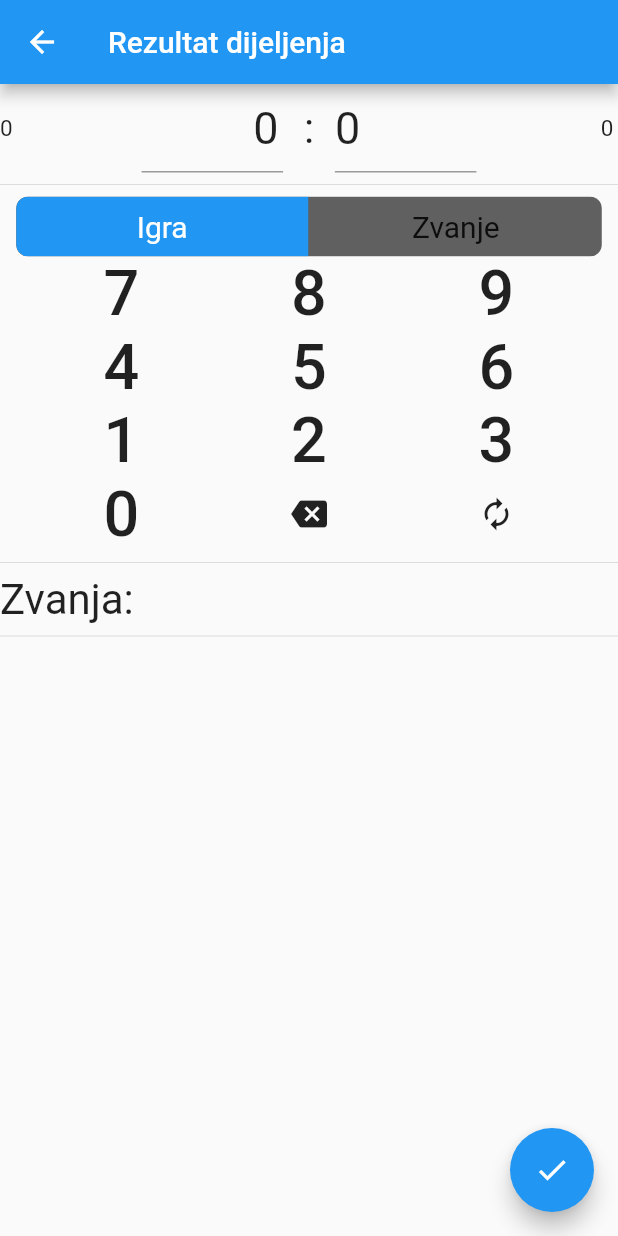
After one commit to mvucko/Najkul_bela_blok, a Flutter app: the screen it shows after launch, after a tap on the "add" icon, on a phone screen of 412 x 824 dp. The commit adds this screen. Run offline on Flutter 3.47's test engine with Material 2 defaults, Android fonts, the phone set to English and light mode, and no system bars; drawn by our look-alikes of toggle_switch.

Commit message:
Basic functionalities implemented

```diff
--- /dev/null
+++ b/lib/Unos.dart
@@ -0,0 +1,223 @@
+import 'package:flutter/cupertino.dart';
+import 'package:flutter/material.dart';
+import 'package:flutter/rendering.dart';
+import 'package:flutter/services.dart';
+import 'package:layout/partija.dart';
+import 'package:toggle_switch/toggle_switch.dart';
+
+class Unos extends StatelessWidget{
+  Partija trenutna=new Partija();
+  Unos(Partija){
+    trenutna=Partija;
+    miTxt.text='0';
+    viTxt.text='0';
+    miZvanjeTxt.text='0';
+    viZvanjeTxt.text='0';
+  }
+  TextEditingController miTxt=TextEditingController();
+  TextEditingController viTxt=TextEditingController();
+  TextEditingController miZvanjeTxt=TextEditingController();
+  TextEditingController viZvanjeTxt=TextEditingController();
+
+  int aktivna=0;
+  bool mod=false;
+  @override
+  Widget build(BuildContext context) {
+    return Scaffold(
+      appBar: AppBar(
+        title: Text('Rezultat dijeljenja'),
+      ),
+
+      floatingActionButton: FloatingActionButton(onPressed:(){
+        upisiRundu();
+
+        Navigator.pop(context);
+      },
+          child: Icon(Icons.check)),
+
+      body: Column(
+        children: [Row(
+          mainAxisAlignment: MainAxisAlignment.spaceBetween,
+          children: [Expanded(
+            //width: 100, // do it in both Container
+              child: TextField(
+
+                controller: miZvanjeTxt,
+                onTap: (){
+                  aktivna=1;
+
+                },
+                readOnly: true,
+                decoration: null,
+
+                keyboardType: TextInputType.number,
+                inputFormatters: <TextInputFormatter>[
+                  // FilteringTextInputFormatter.allow(RegExp(r'[0-9]')),
+                ],
+                style: TextStyle(
+                  fontSize: 15,),
+                textAlign: TextAlign.left,)),
+            Expanded(
+            //width: 100, // do it in both Container
+            child: TextField(
+
+              controller: miTxt,
+              onTap: (){
+                aktivna=1;
+
+              },
+              readOnly: true,
+              keyboardType: TextInputType.number,
+              inputFormatters: <TextInputFormatter>[
+               // FilteringTextInputFormatter.allow(RegExp(r'[0-9]')),
+              ],
+              style: TextStyle(
+              fontSize: 30,),
+              textAlign: TextAlign.right,)),
+        Text('  :  ', textScaleFactor: 2,),
+            Expanded(
+              //width: 100, // do it in both Container
+                child: TextField(
+
+                  onTap: (){
+                    aktivna=2;
+                  },
+
+                  readOnly: true,
+                  controller: viTxt,
+                  inputFormatters: <TextInputFormatter>[
+                    FilteringTextInputFormatter.allow(RegExp(r'[0-9]')),
+                  ],
+                  style: TextStyle(
+                    fontSize: 30,),
+                  textAlign: TextAlign.left,)),
+
+            Expanded(
+              //width: 100, // do it in both Container
+                child: TextField(
+
+                  controller: viZvanjeTxt,
+                  onTap: (){
+                    aktivna=1;
+
+                  },
+                  readOnly: true,
+                  decoration: null,
+                  keyboardType: TextInputType.number,
+                  inputFormatters: <TextInputFormatter>[
+                    // FilteringTextInputFormatter.allow(RegExp(r'[0-9]')),
+                  ],
+                  style: TextStyle(
+                    fontSize: 15,),
+                  textAlign: TextAlign.right,)),],
+        )
+
+        ,
+        Divider(),
+        Row(
+          mainAxisAlignment: MainAxisAlignment.spaceEvenly,
+          children: [
+            ToggleSwitch(labels: ['Igra', 'Zvanje'], initialLabelIndex: 0, fontSize: 20, minWidth: MediaQuery.of(context).size.width, onToggle: (index){
+              if(index==0) mod=false;
+              else mod=true;
+            },)
+          ],
+          )
+          ,
+        Row(
+            mainAxisAlignment: MainAxisAlignment.spaceEvenly ,
+            children: [
+              FlatButton(onPressed: (){dodajRez(7);}, child: Text('7', textScaleFactor: 3,)),
+              FlatButton(onPressed: (){dodajRez(8);}, child: Text('8', textScaleFactor: 3,)),
+              FlatButton(onPressed: (){dodajRez(9);}, child: Text('9', textScaleFactor: 3,))]),
+        Row(
+            mainAxisAlignment: MainAxisAlignment.spaceEvenly ,
+            children: [
+              FlatButton(onPressed: (){dodajRez(4);}, child: Text('4', textScaleFactor: 3,)),
+              FlatButton(onPressed: (){dodajRez(5);}, child: Text('5', textScaleFactor: 3,)),
+              FlatButton(onPressed: (){dodajRez(6);}, child: Text('6', textScaleFactor: 3,))]),
+        Row(
+            mainAxisAlignment: MainAxisAlignment.spaceEvenly ,
+            children: [
+              FlatButton(onPressed: (){dodajRez(1);}, child: Text('1', textScaleFactor: 3,)),
+              FlatButton(onPressed: (){dodajRez(2);}, child: Text('2', textScaleFactor: 3,)),
+              FlatButton(onPressed: (){dodajRez(3);}, child: Text('3', textScaleFactor: 3,))]),
+        Row(
+          mainAxisAlignment: MainAxisAlignment.spaceEvenly ,
+          children: [
+            FlatButton(onPressed: (){dodajRez(0);}, child: Text('0', textScaleFactor: 3,)),
+            FlatButton(onPressed: (){dodajRez(-1);}, child: Icon(Icons.backspace)),
+            FlatButton(onPressed: (){dodajRez(-2);}, child: Icon(Icons.autorenew))],
+
+        ), Divider(),
+          Row(children: [Text('Zvanja:',textScaleFactor: 2,)]),
+          Divider(),
+
+        ]
+
+      ),
+
+    );
+  }
+
+  void dodajRez(int num) {
+    int mi=int.tryParse(miTxt.text);
+    int vi=int.tryParse(viTxt.text);
+    int miZvanje=int.tryParse(miZvanjeTxt.text);
+    int viZvanje=int.tryParse(viZvanjeTxt.text);
+    if (!mod) {
+      if (aktivna == 1 && num >= 0) {
+        mi = mi * 10 + num;
+        if (mi > 162) mi = (mi / 10).floor();
+      }
+      if (aktivna == 1 && num == -1) {
+        mi = (mi / 10).floor();
+      }
+      if (aktivna == 1) {
+        vi = 162 - mi;
+      }
+
+      if (aktivna == 2 && num >= 0) {
+        vi = vi * 10 + num;
+        if (vi > 162) vi = (vi / 10).floor();
+      }
+      if (aktivna == 2 && num == -1) {
+        vi = (vi / 10).floor();
+      }
+      if (aktivna == 2) {
+        mi = 162 - vi;
+      }
+      miTxt.text = mi.toString();
+      viTxt.text = vi.toString();
+    }
+    else{
+      if (aktivna == 1 && num >= 0) {
+        miZvanje = miZvanje * 10 + num;
+
+      }
+      if (aktivna == 1 && num == -1) {
+        miZvanje = (miZvanje/ 10).floor();
+      }
+
+      if (aktivna == 2 && num >= 0) {
+        viZvanje = viZvanje * 10 + num;
+
+      }
+      if (aktivna == 2 && num == -1) {
+        viZvanje = (viZvanje / 10).floor();
+      }
+
+      miZvanjeTxt.text = miZvanje.toString();
+      viZvanjeTxt.text = viZvanje.toString();
+    }
+
+  }
+
+  void upisiRundu(){
+    int mi=int.tryParse(miTxt.text);
+    int vi=int.tryParse(viTxt.text);
+    int viZvanje=int.tryParse(viZvanjeTxt.text);
+    int miZvanje=int.tryParse(miZvanjeTxt.text);
+    trenutna.NovaRunda(mi, vi, miZvanje, viZvanje, false);
+  }
+}
--- a/lib/main.dart
+++ b/lib/main.dart
@@ -1,4 +1,8 @@
+import 'package:flutter/cupertino.dart';
 import 'package:flutter/material.dart';
+import 'package:layout/partija.dart';
+
+import 'Unos.dart';
 // Uncomment lines 7 and 10 to view the visual layout at runtime.
 // import 'package:flutter/rendering.dart' show debugPaintSizeEnabled;
 
@@ -23,14 +27,29 @@ class Entrypoint extends StatelessWidget{
 
 
 
-class Awidget extends StatelessWidget {
+class Awidget extends StatefulWidget {
+
+  @override
+  _AwidgetState createState() => _AwidgetState();
+}
+
+class _AwidgetState extends State<Awidget> {
+  Partija partija=new Partija();
 
   int _ukupnoMi=162;
+
   int _ukupnoVi=0;
+
   @override
   Widget build(BuildContext context) {
     return Scaffold(
-        appBar: AppBar(),
+        appBar: AppBar(
+          actions: <Widget>[
+            IconButton(icon: Icon(Icons.settings), color: Colors.white,
+                onPressed: (){
+
+                }
+                )],),
         body: Column(
           children: [
             Column(
@@ -41,14 +60,42 @@ class Awidget extends StatelessWidget {
                 ]
               ), Row(
                   children: <Widget> [
-                    Expanded(child: Text(_ukupnoMi.toString(), textAlign: TextAlign.center, textScaleFactor: 2)),
-                    Expanded(child: Text(_ukupnoVi.toString(), textAlign: TextAlign.center, textScaleFactor: 2,))
+                    Expanded(child: Text(partija.ukupnoMi.toString(), textAlign: TextAlign.center, textScaleFactor: 2.5)),
+                    Expanded(child: Text(partija.ukupnoVi.toString(), textAlign: TextAlign.center, textScaleFactor: 2.5,))
                   ]
               )]
             ),
-              Flexible(child: ListView ( padding: const EdgeInsets.all(8), children: <Widget> [Container(color: Colors.blue, height: 60)],))
+              Flexible(child: ListView.separated (
+                padding: const EdgeInsets.all(8),
+                itemCount:partija.runde.length,
+                itemBuilder: (BuildContext context, int index){
+                  return Container(
+                    height: 50,
+                    color: Colors.cyan[200],
+                    child: Row(
+                      children: <Widget> [
+                        Expanded(child: Text(partija.runde[index].miUk.toString(), textScaleFactor: 1.5)),
+                        Expanded(child: Text(partija.runde[index].viUk.toString(), textScaleFactor: 1.5, textAlign: TextAlign.right,))
+                      ],
+                    )
+
+                  );
+                },
+                separatorBuilder: (BuildContext context, int index) => const Divider(),
+              )),
+
             ]
-        )
+        ),
+        floatingActionButton: FloatingActionButton(onPressed:(){
+
+          Navigator.push(
+            context,
+            MaterialPageRoute(builder: (context) => Unos(partija))).then((value) => setState(() {
+            // refresh state of Page1
+          }) );
+          (context as Element).reassemble();
+
+        } ,child: Icon(Icons.add))
     );
   }
 }
--- a/pubspec.yaml
+++ b/pubspec.yaml
@@ -10,6 +10,7 @@ dependencies:
   flutter:
     sdk: flutter
   cupertino_icons: ^0.1.2
+  toggle_switch: ^0.1.8
 
 dev_dependencies:
   flutter_test:
```
Also changed, not shown: lib/Runda.dart (added, +13 -0 lines), lib/partija.dart (added, +35 -0 lines), lib/Postavke.dart (added), pubspec.lock.
